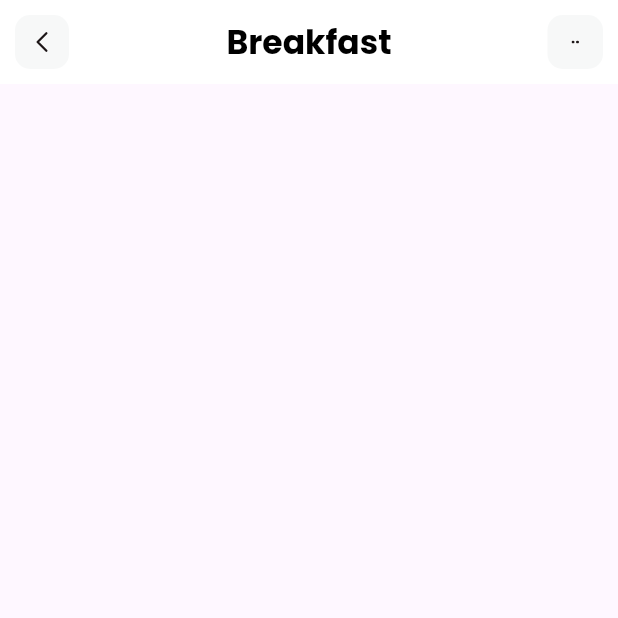
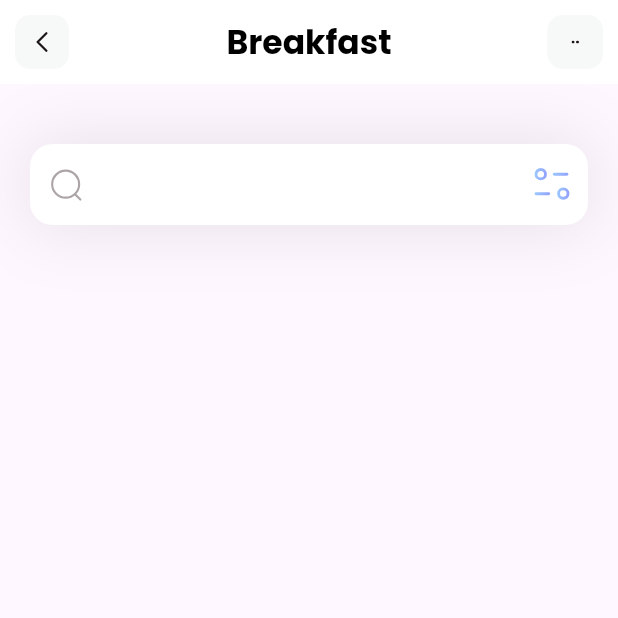
Before and after one commit to Hardvan/Flutter-Fitness-App, a Flutter app: the screen it shows after launch, on a phone screen of 412 x 824 dp, the top half of it. Run offline on Flutter 3.47's test engine with Material 3 defaults, Android fonts, the phone set to English and light mode, and no system bars; our stand-ins replace flutter_svg.

Commit message:
Add search bar to home page

```diff
--- a/lib/pages/home.dart
+++ b/lib/pages/home.dart
@@ -8,6 +8,45 @@ class HomePage extends StatelessWidget {
   Widget build(BuildContext context) {
     return Scaffold(
       appBar: appBar(),
+      body: Column(
+        children: [
+          Container(
+            margin: EdgeInsets.only(top: 40, left: 20, right: 20),
+            decoration: BoxDecoration(
+              boxShadow: [
+                BoxShadow(
+                  color: Color(0xff1D1617).withOpacity(0.11),
+                  blurRadius: 40,
+                  spreadRadius: 0.0,
+                ),
+              ],
+            ),
+            child: TextField(
+              decoration: InputDecoration(
+                filled: true,
+                fillColor: Colors.white,
+                contentPadding: EdgeInsets.all(15),
+                prefixIcon: Padding(
+                  padding: const EdgeInsets.all(12),
+                  child: SvgPicture.asset(
+                    'assets/icons/Search.svg',
+                  ),
+                ),
+                suffixIcon: Padding(
+                  padding: const EdgeInsets.all(8.0),
+                  child: SvgPicture.asset(
+                    'assets/icons/Filter.svg',
+                  ),
+                ),
+                border: OutlineInputBorder(
+                  borderRadius: BorderRadius.circular(15),
+                  borderSide: BorderSide.none,
+                ),
+              ),
+            ),
+          ),
+        ],
+      ),
     );
   }
 
```
